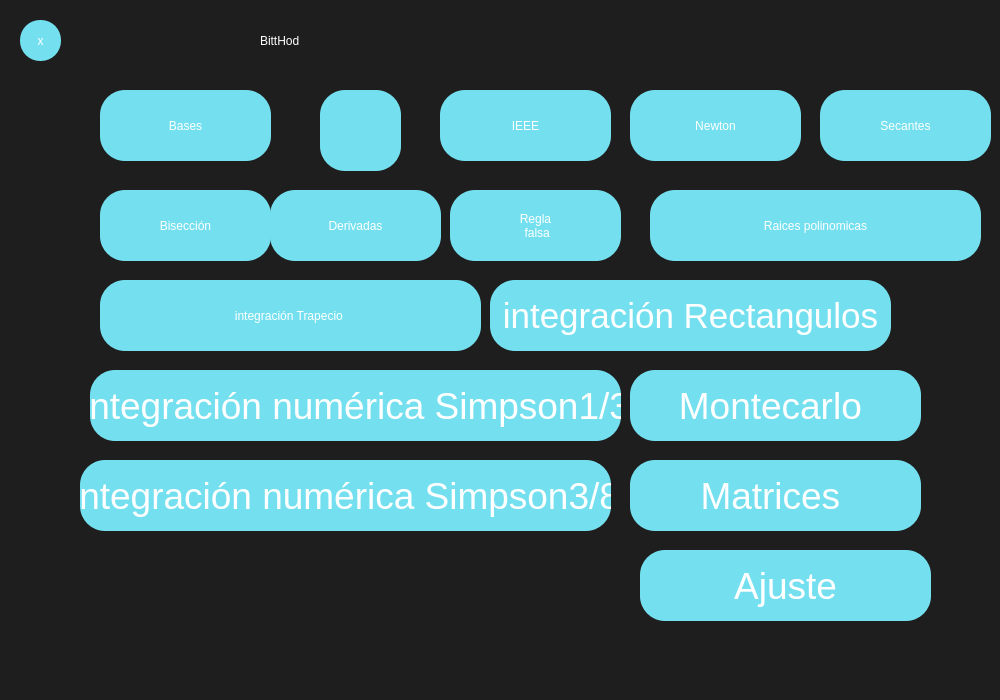
XMunteR/Calculadora, file Choose.ui: the form before one commit.
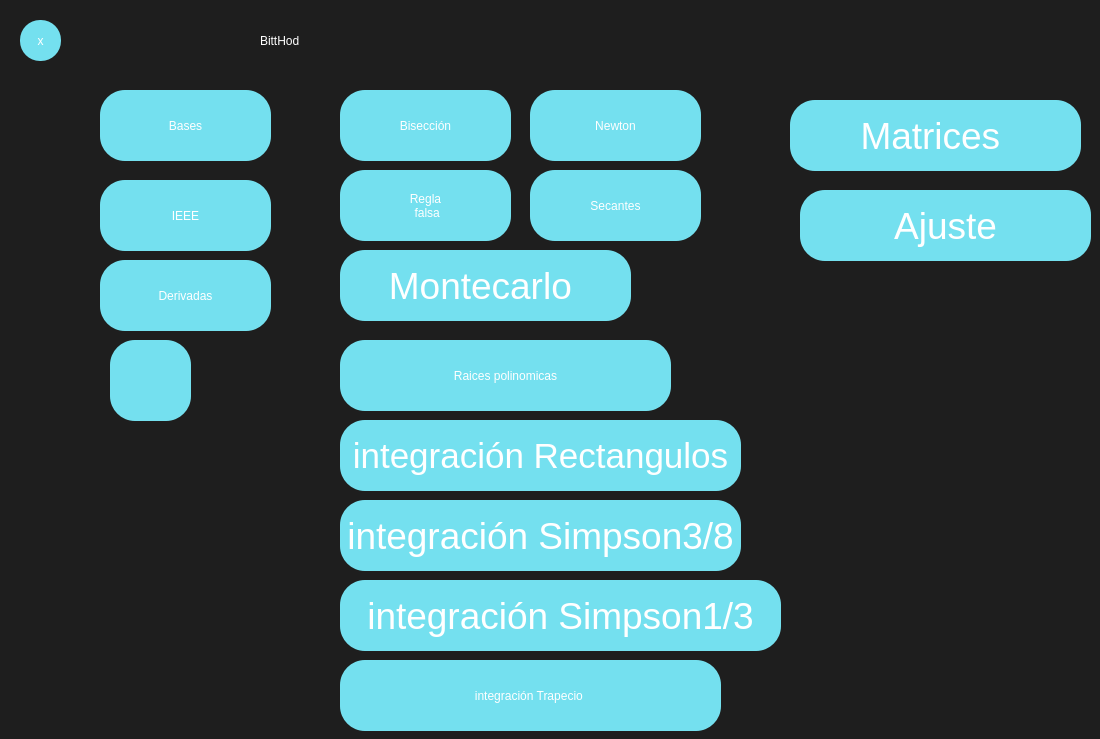
The form after the commit. Icons and pictures are not drawn.

```diff
--- a/Choose.ui
+++ b/Choose.ui
@@ -6,8 +6,8 @@
    <rect>
     <x>0</x>
     <y>0</y>
-    <width>1000</width>
-    <height>700</height>
+    <width>1100</width>
+    <height>739</height>
    </rect>
   </property>
   <property name="minimumSize">
@@ -18,8 +18,8 @@
   </property>
   <property name="maximumSize">
    <size>
-    <width>1000</width>
-    <height>700</height>
+    <width>1100</width>
+    <height>750</height>
    </size>
   </property>
   <property name="windowTitle">
@@ -84,8 +84,8 @@
    <widget class="QPushButton" name="IEEEButton">
     <property name="geometry">
      <rect>
-      <x>440</x>
-      <y>90</y>
+      <x>100</x>
+      <y>180</y>
       <width>171</width>
       <height>71</height>
      </rect>
@@ -100,8 +100,8 @@
    <widget class="QPushButton" name="BisecButton">
     <property name="geometry">
      <rect>
-      <x>100</x>
-      <y>190</y>
+      <x>340</x>
+      <y>90</y>
       <width>171</width>
       <height>71</height>
      </rect>
@@ -117,8 +117,8 @@
    <widget class="QPushButton" name="FakeButton">
     <property name="geometry">
      <rect>
-      <x>450</x>
-      <y>190</y>
+      <x>340</x>
+      <y>170</y>
       <width>171</width>
       <height>71</height>
      </rect>
@@ -134,7 +134,7 @@
    <widget class="QPushButton" name="NewtonButton">
     <property name="geometry">
      <rect>
-      <x>630</x>
+      <x>530</x>
       <y>90</y>
       <width>171</width>
       <height>71</height>
@@ -150,8 +150,8 @@
    <widget class="QPushButton" name="SecanteButton">
     <property name="geometry">
      <rect>
-      <x>820</x>
-      <y>90</y>
+      <x>530</x>
+      <y>170</y>
       <width>171</width>
       <height>71</height>
      </rect>
@@ -166,8 +166,8 @@
    <widget class="QPushButton" name="RaicesButton">
     <property name="geometry">
      <rect>
-      <x>650</x>
-      <y>190</y>
+      <x>340</x>
+      <y>340</y>
       <width>331</width>
       <height>71</height>
      </rect>
@@ -199,8 +199,8 @@
    <widget class="QPushButton" name="DerivadaButton">
     <property name="geometry">
      <rect>
-      <x>270</x>
-      <y>190</y>
+      <x>100</x>
+      <y>260</y>
       <width>171</width>
       <height>71</height>
      </rect>
@@ -215,8 +215,8 @@
    <widget class="QPushButton" name="TrapecioButton">
     <property name="geometry">
      <rect>
-      <x>100</x>
-      <y>280</y>
+      <x>340</x>
+      <y>660</y>
       <width>381</width>
       <height>71</height>
      </rect>
@@ -231,9 +231,9 @@
    <widget class="QPushButton" name="Simpson13Button">
     <property name="geometry">
      <rect>
-      <x>90</x>
-      <y>370</y>
-      <width>531</width>
+      <x>340</x>
+      <y>580</y>
+      <width>441</width>
       <height>71</height>
      </rect>
     </property>
@@ -241,15 +241,15 @@
      <string notr="true">font:37px;</string>
     </property>
     <property name="text">
-     <string>integración numérica Simpson1/3</string>
+     <string>integración Simpson1/3</string>
     </property>
    </widget>
    <widget class="QPushButton" name="Simpson38Button">
     <property name="geometry">
      <rect>
-      <x>80</x>
-      <y>460</y>
-      <width>531</width>
+      <x>340</x>
+      <y>500</y>
+      <width>401</width>
       <height>71</height>
      </rect>
     </property>
@@ -257,14 +257,14 @@
      <string notr="true">font:37px;</string>
     </property>
     <property name="text">
-     <string>integración numérica Simpson3/8</string>
+     <string>integración Simpson3/8</string>
     </property>
    </widget>
    <widget class="QPushButton" name="GraphButton">
     <property name="geometry">
      <rect>
-      <x>320</x>
-      <y>90</y>
+      <x>110</x>
+      <y>340</y>
       <width>81</width>
       <height>81</height>
      </rect>
@@ -286,8 +286,8 @@
    <widget class="QPushButton" name="MontecarloButton">
     <property name="geometry">
      <rect>
-      <x>630</x>
-      <y>370</y>
+      <x>340</x>
+      <y>250</y>
       <width>291</width>
       <height>71</height>
      </rect>
@@ -302,8 +302,8 @@
    <widget class="QPushButton" name="RectanguloButton">
     <property name="geometry">
      <rect>
-      <x>490</x>
-      <y>280</y>
+      <x>340</x>
+      <y>420</y>
       <width>401</width>
       <height>71</height>
      </rect>
@@ -318,8 +318,8 @@
    <widget class="QPushButton" name="MatrixButton">
     <property name="geometry">
      <rect>
-      <x>630</x>
-      <y>460</y>
+      <x>790</x>
+      <y>100</y>
       <width>291</width>
       <height>71</height>
      </rect>
@@ -334,8 +334,8 @@
    <widget class="QPushButton" name="AjusteButton">
     <property name="geometry">
      <rect>
-      <x>640</x>
-      <y>550</y>
+      <x>800</x>
+      <y>190</y>
       <width>291</width>
       <height>71</height>
      </rect>
```
